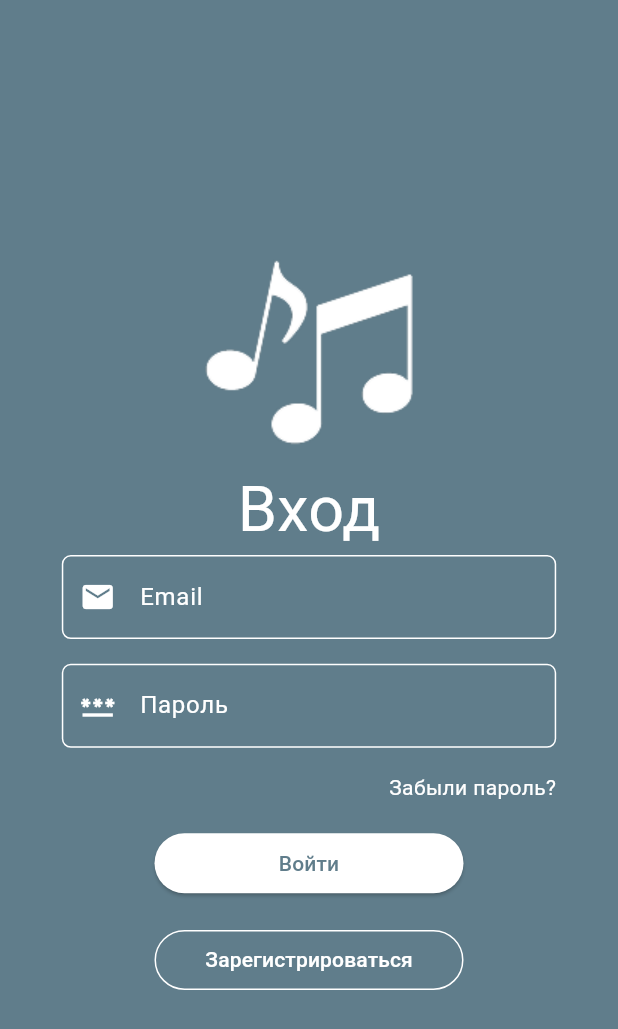
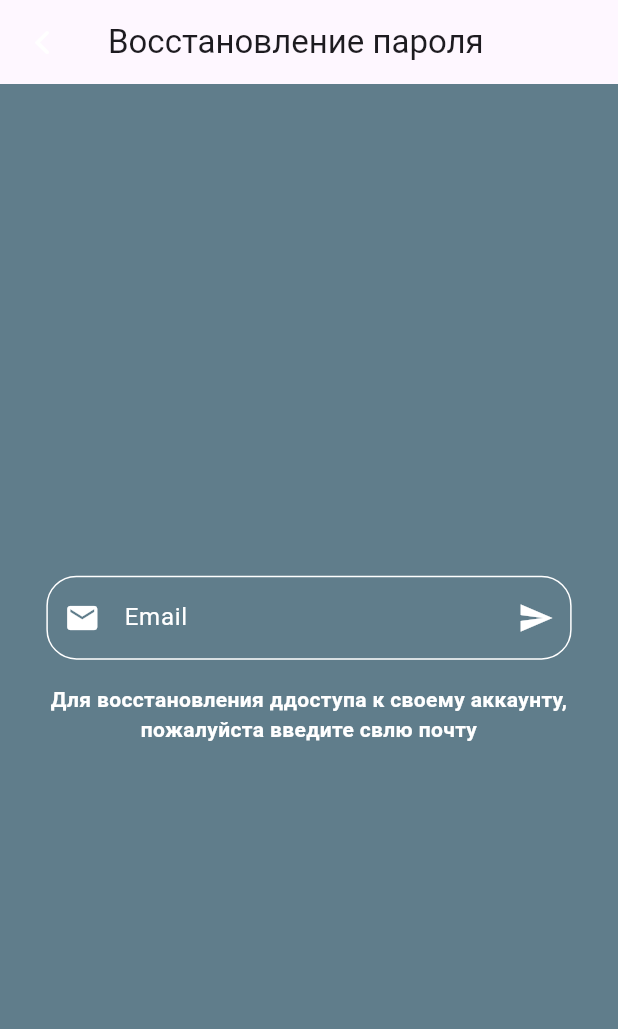
Before and after one commit to sciiphoz/flutterProject, a Flutter app: the screen it shows after launch, after a tap on "Забыли пароль?", on a phone screen of 412 x 824 dp. Shown: the top 1029 px of the screen. Run offline on Flutter 3.47's test engine with Material 3 defaults, Android fonts, the phone set to English and light mode, and no system bars.

Commit message:
recovery page created

```diff
--- a/lib/auth.dart
+++ b/lib/auth.dart
@@ -74,7 +74,7 @@ class _AuthPageState extends State<AuthPage> {
               alignment: Alignment.centerRight,
               child: InkWell(
                 child: Text("Забыли пароль?",),
-                onTap: (){},
+                onTap: (){ Navigator.popAndPushNamed(context, '/recovery'); },
               ),
             ),
             SizedBox(
--- a/lib/main.dart
+++ b/lib/main.dart
@@ -1,6 +1,7 @@
 import 'package:flutter/material.dart';
-import 'auth.dart';
-import 'reg.dart';
+import 'package:flutter_player/recovery.dart';
+import 'package:flutter_player/auth.dart';
+import 'package:flutter_player/reg.dart';
 
 void main() {
   runApp(const AppTheme());
@@ -34,7 +35,8 @@ class AppTheme extends StatelessWidget {
       initialRoute: '/',
       routes: {
         '/': (context) => AuthPage(),
-        '/reg': (context) => RegPage()
+        '/reg': (context) => RegPage(),
+        '/recovery': (context) => RecoveryPage(),
       }
     );
   }
--- /dev/null
+++ b/lib/recovery.dart
@@ -0,0 +1,58 @@
+import 'package:flutter/cupertino.dart';
+import 'package:flutter/material.dart';
+
+class RecoveryPage extends StatelessWidget {
+  const RecoveryPage({super.key});
+
+  @override
+  Widget build(BuildContext context) {
+    return Scaffold(
+      appBar: AppBar(
+        title: Text("Восстановление пароля"),
+        leading: IconButton(onPressed: (){
+          Navigator.popAndPushNamed(context, '/');
+        }, icon: Icon(CupertinoIcons.back, color: Colors.white)),
+      ),
+      body: Center(
+        child: Column(
+          mainAxisAlignment: MainAxisAlignment.center,
+          children: [
+            SizedBox(
+              width: MediaQuery.of(context).size.width * 0.85,
+              child: TextField(
+                cursorColor: Colors.white,
+                decoration: InputDecoration(
+                  prefixIcon: Icon(
+                    Icons.email,
+                    color: Colors.white,
+                  ),
+                  suffixIcon: IconButton(
+                    onPressed: () {},
+                    icon: Icon(
+                      Icons.send,
+                      color: Colors.white,
+                    ),
+                  ),
+                  labelText: 'Email',
+                  labelStyle: TextStyle(color: Colors.white),
+                  focusedBorder: OutlineInputBorder(
+                      borderRadius: BorderRadius.circular(20),
+                      borderSide: BorderSide(color: Colors.white)),
+                  enabledBorder: OutlineInputBorder(
+                    borderRadius: BorderRadius.circular(20),
+                    borderSide: BorderSide(color: Colors.white),
+                  ),
+                ),
+              ),
+            ),
+            SizedBox(
+              height: MediaQuery.of(context).size.height * 0.02,
+            ),
+            Text("Для восстановления ддоступа к своему аккаунту, пожалуйста введите свлю почту ",
+            textAlign: TextAlign.center, style: TextStyle(fontWeight: FontWeight.bold),)
+          ],
+        ),
+      ),
+    );
+  }
+}
```
Also changed, not shown: 3 other files.
